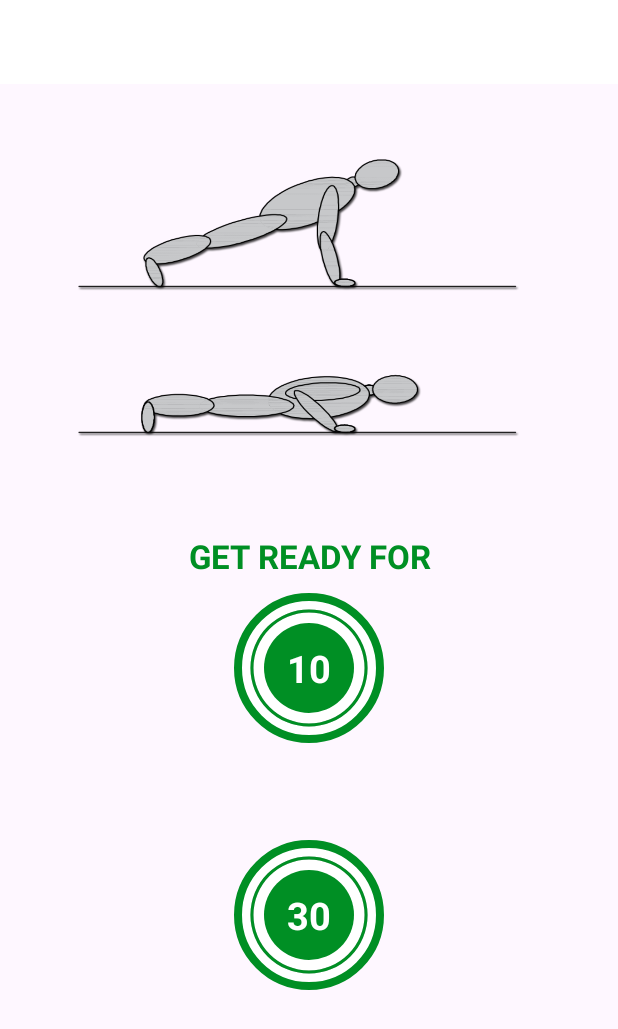
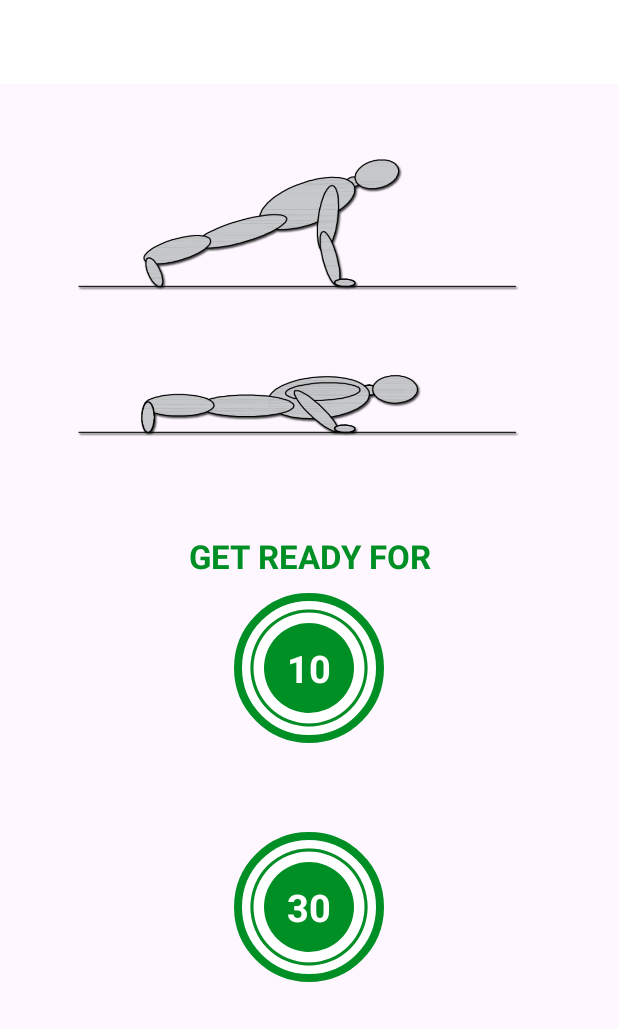
Before and after one commit to alibaghdadi/7MinutesWorkout, an Android app: the layout activity_exercise.xml on its own in the app's theme, with its tools: preview values and no code run, on a phone screen of 412 x 824 dp. Shown: the top 1029 px of the screen. Run offline under Robolectric (Android 15) with nearby library versions, the phone set to English and light mode, and no system bars.

Commit message:
fix frame layout margin

```diff
--- a/app/src/main/res/layout/activity_exercise.xml
+++ b/app/src/main/res/layout/activity_exercise.xml
@@ -91,6 +91,7 @@
         android:layout_width="100dp"
         android:layout_height="100dp"
         android:layout_marginTop="10dp"
+        android:layout_marginBottom="10dp"
         android:background="@drawable/item_circular_color_accent_border"
         android:visibility="gone"
         app:layout_constraintBottom_toBottomOf="parent"
```
